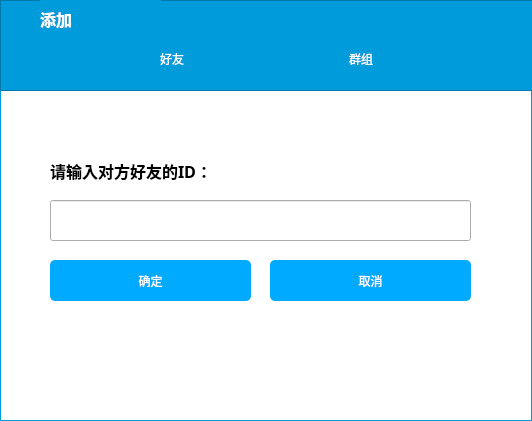
Qt form src/addnewfriend.ui (WHUCSLASD2017/nowe) before a commit.
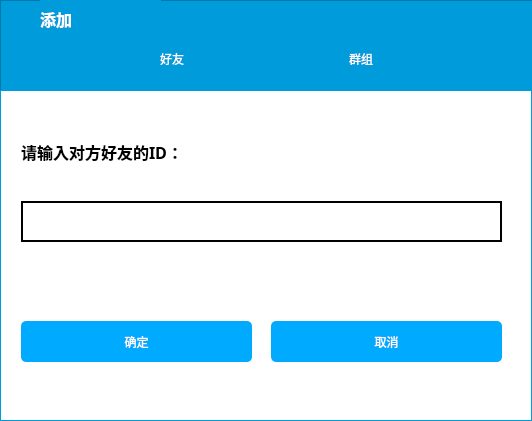
The same form after that commit. Icons and pictures are not drawn.

Commit message:
美化界面
美化界面

```diff
--- a/src/addnewfriend.ui
+++ b/src/addnewfriend.ui
@@ -171,16 +171,16 @@
   <widget class="QStackedWidget" name="stackedWidget">
    <property name="geometry">
     <rect>
-     <x>30</x>
-     <y>130</y>
-     <width>471</width>
-     <height>271</height>
+     <x>0</x>
+     <y>90</y>
+     <width>532</width>
+     <height>331</height>
     </rect>
    </property>
    <property name="styleSheet">
     <string notr="true">QStackedWidget{
 background-color: rgb(255, 255, 255);
-border:0px solid rgb(0, 155, 219);
+border:1px solid rgb(0, 155, 219);
 }
 
 </string>
@@ -190,8 +190,8 @@
      <property name="geometry">
       <rect>
        <x>20</x>
-       <y>20</y>
-       <width>291</width>
+       <y>40</y>
+       <width>301</width>
        <height>41</height>
       </rect>
      </property>
@@ -211,8 +211,8 @@
      <property name="geometry">
       <rect>
        <x>20</x>
-       <y>70</y>
-       <width>421</width>
+       <y>110</y>
+       <width>481</width>
        <height>41</height>
       </rect>
      </property>
@@ -224,13 +224,16 @@
        <bold>true</bold>
       </font>
      </property>
+     <property name="styleSheet">
+      <string notr="true">border:2px solid rgb(0, 0, 0);</string>
+     </property>
     </widget>
     <widget class="QPushButton" name="confirmButton">
      <property name="geometry">
       <rect>
        <x>20</x>
-       <y>130</y>
-       <width>201</width>
+       <y>230</y>
+       <width>231</width>
        <height>41</height>
       </rect>
      </property>
@@ -241,9 +244,9 @@
     <widget class="QPushButton" name="cancelButton">
      <property name="geometry">
       <rect>
-       <x>240</x>
-       <y>130</y>
-       <width>201</width>
+       <x>270</x>
+       <y>230</y>
+       <width>231</width>
        <height>41</height>
       </rect>
      </property>
```
